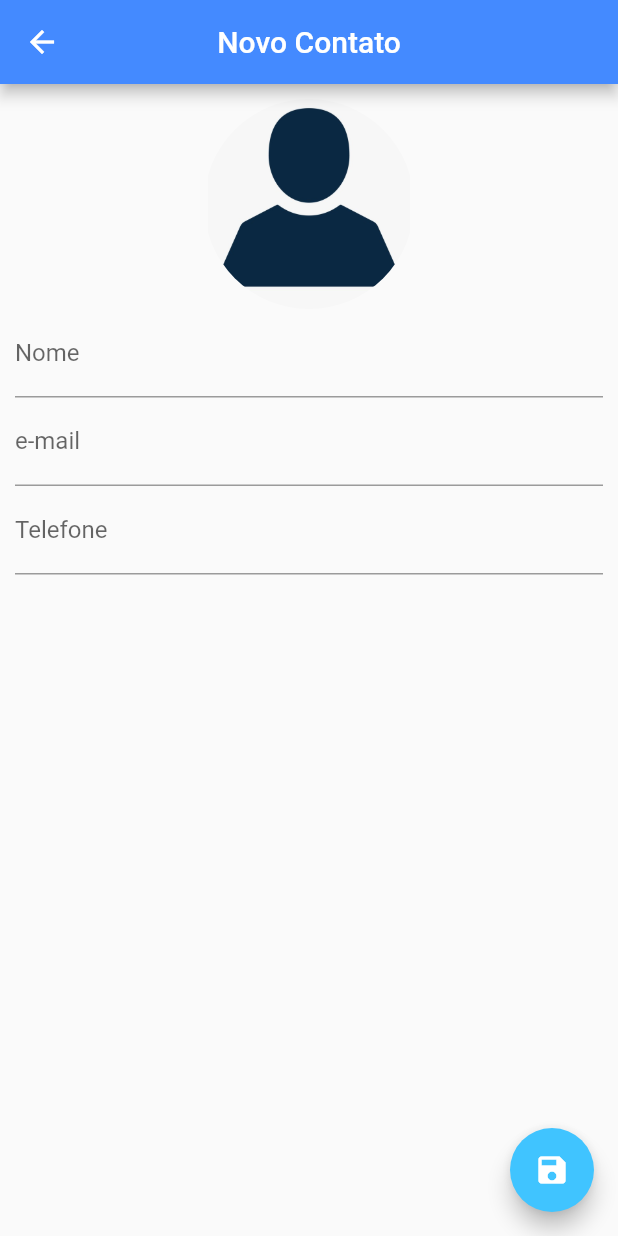
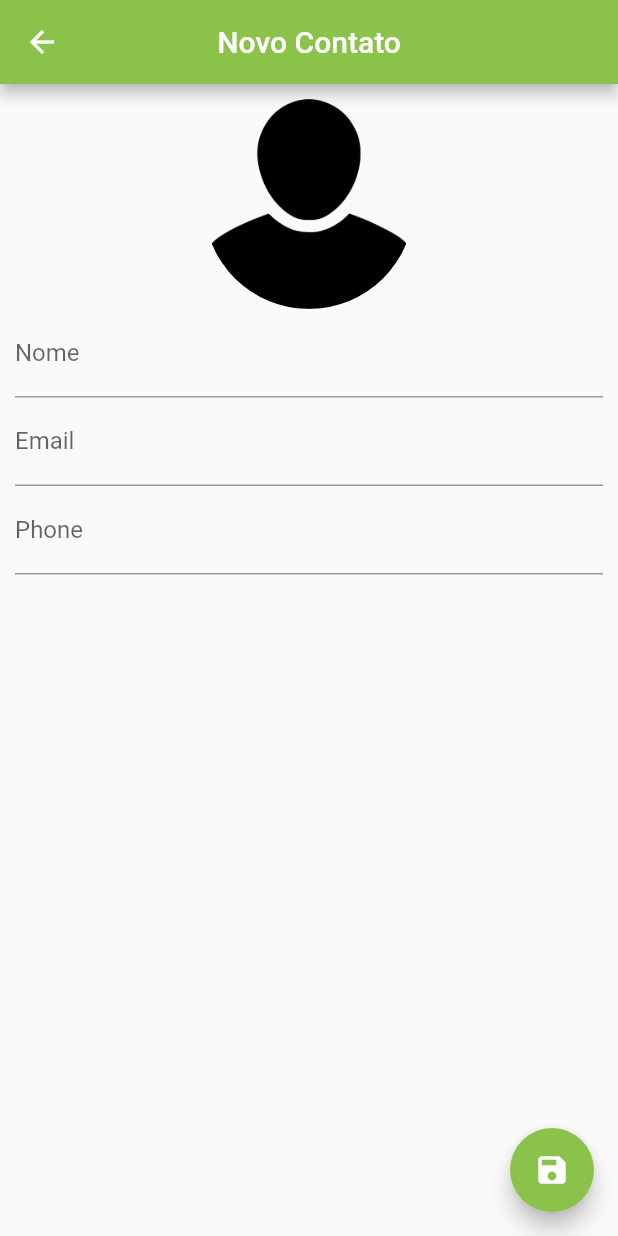
Before and after one commit to ArthurMarianoNeto/Lista-Contatos, a Flutter app: the screen it shows after launch, after a tap on the "add" icon, on a phone screen of 412 x 824 dp. Run offline on Flutter 3.47's test engine with Material 2 defaults, Android fonts, the phone set to English and light mode, and no system bars; our stand-ins replace image_picker, sqflite; accounts and stored records are empty.

Commit message:
Contatos estão sendo salvos e apresentados na home_page
Alteração de cor da contact_page.dart para greem

Software pronto para ser utilizado

disponível para melhorias

```diff
--- a/lib/helpers/contact_helpers.dart
+++ b/lib/helpers/contact_helpers.dart
@@ -5,55 +5,55 @@ import 'package:path/path.dart';
 import 'dart:async';
 
 final String contactTable = "contactTable";
-final String idColumn = "idColumn"; // valor da string não poderá ser alterado
+final String idColumn = "idColumn";
 final String nomeColumn = "nomeColumn";
 final String emailColumn = "emailColumn";
 final String phoneColumn = "phoneColumn";
 final String imgColumn = "imgColumn";
 
-class ContactHelper{
+class ContactHelper {
+
   static final ContactHelper _instance = ContactHelper.internal();
+
   factory ContactHelper() => _instance;
+
   ContactHelper.internal();
 
   Database _db;
 
   Future<Database> get db async {
-    if(_db !=null){
+    if(_db != null){
       return _db;
     } else {
       _db = await initDb();
       return _db;
     }
-
-
   }
 
-  Future<Database> initDb() async{
+  Future<Database> initDb() async {
     final databasesPath = await getDatabasesPath();
-  final path = join(databasesPath, "contacts2.db");
-  // abrindo o banco de dados
-  return await openDatabase(path, version: 1, onCreate: (Database db, int newerVersion) async{
+    final path = join(databasesPath, "contactsnew.db");
+
+    return await openDatabase(path, version: 1, onCreate: (Database db, int newerVersion) async {
       await db.execute(
-        "CREATE TABLE  $contactTable($idColumn INTEGER PRIMARY KEY,$nomeColumn TEXT, $emailColumn TEXT,"
+          "CREATE TABLE $contactTable($idColumn INTEGER PRIMARY KEY, $nomeColumn TEXT, $emailColumn TEXT,"
               "$phoneColumn TEXT, $imgColumn TEXT)"
       );
     });
   }
 
-Future<Contact> saveContact(Contact contact) async{
-  Database dbContact = await db; //db -------------------------------------->
+  Future<Contact> saveContact(Contact contact) async {
+    Database dbContact = await db;
     contact.id = await dbContact.insert(contactTable, contact.toMap());
     return contact;
   }
 
-Future<Contact> getContact(int id) async{
+  Future<Contact> getContact(int id) async {
     Database dbContact = await db;
     List<Map> maps = await dbContact.query(contactTable,
         columns: [idColumn, nomeColumn, emailColumn, phoneColumn, imgColumn],
-  where: "$idColumn =?",
+        where: "$idColumn = ?",
         whereArgs: [id]);
-
     if(maps.length > 0){
       return Contact.fromMap(maps.first);
     } else {
@@ -64,7 +64,6 @@ Future<Contact> getContact(int id) async{
   Future<int> deleteContact(int id) async {
     Database dbContact = await db;
     return await dbContact.delete(contactTable, where: "$idColumn = ?", whereArgs: [id]);
-
   }
 
   Future<int> updateContact(Contact contact) async {
@@ -75,7 +74,7 @@ Future<int> updateContact(Contact contact) async {
         whereArgs: [contact.id]);
   }
 
-Future<List>  getAllContacts() async {
+  Future<List> getAllContacts() async {
     Database dbContact = await db;
     List listMap = await dbContact.rawQuery("SELECT * FROM $contactTable");
     List<Contact> listContact = List();
@@ -85,7 +84,7 @@ Future<List>  getAllContacts() async {
     return listContact;
   }
 
-Future<int>  getNumber() async {
+  Future<int> getNumber() async {
     Database dbContact = await db;
     return Sqflite.firstIntValue(await dbContact.rawQuery("SELECT COUNT(*) FROM $contactTable"));
   }
@@ -93,47 +92,44 @@ Future<int>  getNumber() async {
   Future close() async {
     Database dbContact = await db;
     dbContact.close();
+  }
 
-  }
-//  join(String databasesPath, String s) {}
 }
 
 class Contact {
+
   int id;
   String nome;
   String email;
   String phone;
-  String img; // local onde a imagem foi armazenada
+  String img;
 
-  Contact ();
+  Contact();
 
-  Contact.fromMap(Map map){ // armazenameto e formato de mapa
-// buscando dados do mapa e passando para o contato
+  Contact.fromMap(Map map){
     id = map[idColumn];
     nome = map[nomeColumn];
     email = map[emailColumn];
     phone = map[phoneColumn];
     img = map[imgColumn];
   }
-  // ---------função apra transformar contato em mapa------------------------------
 
-  Map toMap(){
-    // String armazena o campo, dynamic armazeza a oocorrencia
+  Map toMap() {
     Map<String, dynamic> map = {
       nomeColumn: nome,
       emailColumn: email,
       phoneColumn: phone,
       imgColumn: img
-      // não colocamos o ID porque quem vai dar o ID será o banco de dados
-    } ;
-    if(idColumn != null){
+    };
+    if(id != null){
       map[idColumn] = id;
     }
     return map;
   }
+
   @override
   String toString() {
-    return "Contact(Id: $id, Nome: $nome, email: $email, Fone: $phone, Imagem: $img)";
+    return "Contact(id: $id, nome: $nome, email: $email, phone: $phone, img: $img)";
   }
 
 }
--- a/lib/ui/contact_page.dart
+++ b/lib/ui/contact_page.dart
@@ -6,6 +6,7 @@ import 'package:image_picker/image_picker.dart';
 class ContactPage extends StatefulWidget {
 
   final Contact contact;
+
   ContactPage({this.contact});
 
   @override
@@ -21,6 +22,7 @@ class _ContactPageState extends State<ContactPage> {
   final _nomeFocus = FocusNode();
 
   bool _userEdited = false;
+
   Contact _editedContact;
 
   @override
@@ -35,7 +37,6 @@ class _ContactPageState extends State<ContactPage> {
       _nomeController.text = _editedContact.nome;
       _emailController.text = _editedContact.email;
       _phoneController.text = _editedContact.phone;
-
     }
   }
 
@@ -43,36 +44,38 @@ class _ContactPageState extends State<ContactPage> {
   Widget build(BuildContext context) {
     return WillPopScope(
       onWillPop: _requestPop,
-      child:  Scaffold(
+      child: Scaffold(
         appBar: AppBar(
-          backgroundColor: Colors.blueAccent,
+          backgroundColor: Colors.lightGreen,
           title: Text(_editedContact.nome ?? "Novo Contato"),
           centerTitle: true,
         ),
         floatingActionButton: FloatingActionButton(
           onPressed: (){
-            if(_editedContact.nome !=  null && _editedContact.nome.isNotEmpty){
-              Navigator.pop(context, _editedContact); // push insere paginas, pop retira páginas
+            if(_editedContact.nome != null && _editedContact.nome.isNotEmpty){
+              Navigator.pop(context, _editedContact);
             } else {
               FocusScope.of(context).requestFocus(_nomeFocus);
             }
           },
           child: Icon(Icons.save),
-          backgroundColor: Colors.lightBlueAccent,
+          backgroundColor: Colors.lightGreen,
         ),
         body: SingleChildScrollView(
-          padding: EdgeInsets.all(10.0) ,
+          padding: EdgeInsets.all(10.0),
           child: Column(
-            children: [
+            children: <Widget>[
               GestureDetector(
                 child: Container(
-                  width: 140.0, height: 140.0,
+                  width: 140.0,
+                  height: 140.0,
                   decoration: BoxDecoration(
                     shape: BoxShape.circle,
                     image: DecorationImage(
                         image: _editedContact.img != null ?
                         FileImage(File(_editedContact.img)) :
-                        AssetImage("images/person.jpg")
+                        AssetImage("images/Contato_Figura.png"),
+                        fit: BoxFit.cover
                     ),
                   ),
                 ),
@@ -88,9 +91,7 @@ class _ContactPageState extends State<ContactPage> {
               TextField(
                 controller: _nomeController,
                 focusNode: _nomeFocus,
-                decoration: InputDecoration(
-                    labelText: "Nome"
-                ),
+                decoration: InputDecoration(labelText: "Nome"),
                 onChanged: (text){
                   _userEdited = true;
                   setState(() {
@@ -100,9 +101,7 @@ class _ContactPageState extends State<ContactPage> {
               ),
               TextField(
                 controller: _emailController,
-                decoration: InputDecoration(
-                    labelText: "e-mail "
-                ),
+                decoration: InputDecoration(labelText: "Email"),
                 onChanged: (text){
                   _userEdited = true;
                   _editedContact.email = text;
@@ -111,38 +110,37 @@ class _ContactPageState extends State<ContactPage> {
               ),
               TextField(
                 controller: _phoneController,
-                decoration: InputDecoration(
-                    labelText: "Telefone "
-                ),
+                decoration: InputDecoration(labelText: "Phone"),
                 onChanged: (text){
                   _userEdited = true;
                   _editedContact.phone = text;
                 },
                 keyboardType: TextInputType.phone,
-              )
+              ),
             ],
           ),
         ),
       ),
     );
   }
-Future<bool>  _requestPop(){
-    if(_userEdited) {
+
+  Future<bool> _requestPop(){
+    if(_userEdited){
       showDialog(context: context,
-          builder: (context) {
+          builder: (context){
             return AlertDialog(
               title: Text("Descartar Alterações?"),
-              content: Text("Se sair as alterações serão perdidas!"),
-              actions: [
+              content: Text("Se sair as alterações serão perdidas."),
+              actions: <Widget>[
                 FlatButton(
                   child: Text("Cancelar"),
-                  onPressed: () {
+                  onPressed: (){
                     Navigator.pop(context);
                   },
                 ),
                 FlatButton(
-                  child: Text("OK"),
-                  onPressed: () {
+                  child: Text("Sim"),
+                  onPressed: (){
                     Navigator.pop(context);
                     Navigator.pop(context);
                   },
@@ -152,9 +150,9 @@ Future<bool>  _requestPop(){
           }
       );
       return Future.value(false);
-    }  else {
-        return Future.value(true);
-
+    } else {
+      return Future.value(true);
     }
   }
+
 }
```
Also changed, not shown: lib/ui/home_page.dart (+29 -50 lines). Lines whose indentation alone changed are shown as unchanged.
